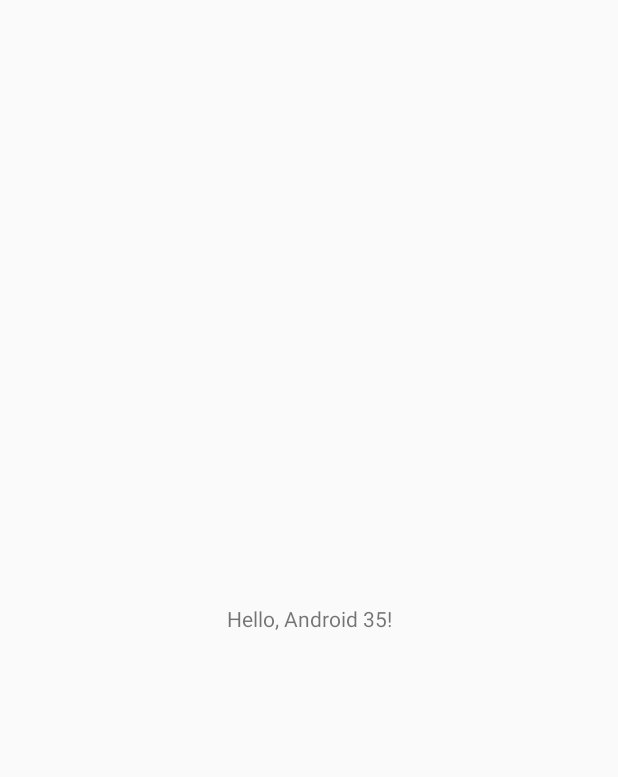
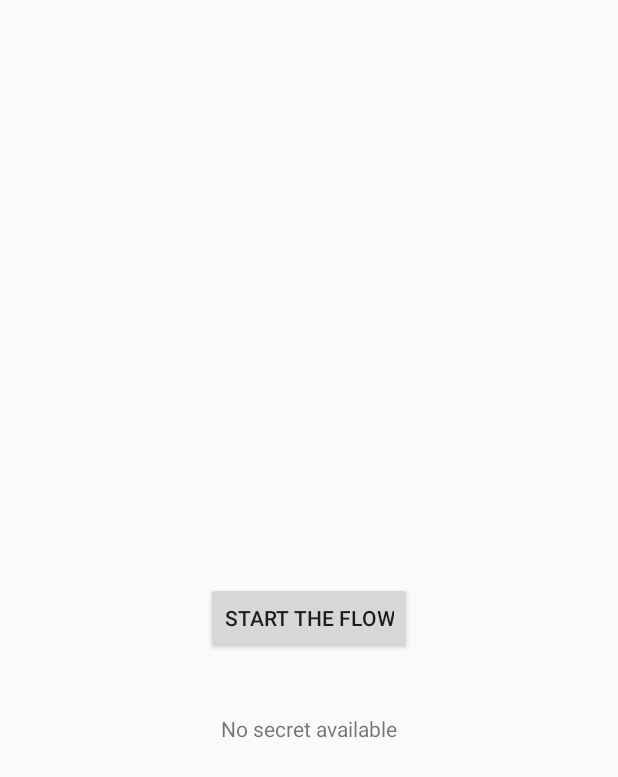
Before and after one commit to ballerine-io/ballerine-kmp-example, an Android app: the screen it shows after launch (MainActivity), on a phone screen of 412 x 824 dp. Before the commit the part shown is almost empty. Shown: the top 777 px of the screen. Run offline under Robolectric (Android 15) with nearby library versions, the phone set to English and light mode, and no system bars.

Commit message:
kmp sample android integration

```diff
--- a/androidApp/build.gradle.kts
+++ b/androidApp/build.gradle.kts
@@ -24,4 +24,5 @@ dependencies {
     implementation("com.google.android.material:material:1.4.0")
     implementation("androidx.appcompat:appcompat:1.3.1")
     implementation("androidx.constraintlayout:constraintlayout:2.1.0")
+    implementation("com.github.dhaval2404:imagepicker:2.1")
 }
--- a/androidApp/src/main/AndroidManifest.xml
+++ b/androidApp/src/main/AndroidManifest.xml
@@ -1,6 +1,7 @@
 <?xml version="1.0" encoding="utf-8"?>
 <manifest xmlns:android="http://schemas.android.com/apk/res/android"
     package="io.ballerine.kmp.example.android">
+    <uses-permission android:name="android.permission.INTERNET" />
 
     <application
         android:allowBackup="false"
@@ -14,5 +15,10 @@
                 <category android:name="android.intent.category.LAUNCHER" />
             </intent-filter>
         </activity>
+
+        <activity
+          android:name=".BallerineKYCFlow"
+          android:exported="false">
+        </activity>
     </application>
 </manifest>
--- a/androidApp/src/main/java/io/ballerine/kmp/example/android/MainActivity.kt
+++ b/androidApp/src/main/java/io/ballerine/kmp/example/android/MainActivity.kt
@@ -1,20 +1,40 @@
 package io.ballerine.kmp.example.android
 
+import android.app.Activity
+import android.content.Intent
 import androidx.appcompat.app.AppCompatActivity
 import android.os.Bundle
-import io.ballerine.kmp.example.Greeting
+import android.widget.Button
 import android.widget.TextView
-
-fun greet(): String {
-    return Greeting().greeting()
-}
+import androidx.activity.result.contract.ActivityResultContracts
+import io.ballerine.kmp.example.BallerineStorage
 
 class MainActivity : AppCompatActivity() {
     override fun onCreate(savedInstanceState: Bundle?) {
         super.onCreate(savedInstanceState)
         setContentView(R.layout.activity_main)
+        val button = findViewById<Button>(R.id.button)
+        setText()
+        button.setOnClickListener {
+            startUserRegistrationFlow()
+        }
+    }
 
-        val tv: TextView = findViewById(R.id.text_view)
-        tv.text = greet()
+    private fun setText() {
+        val textResult = findViewById<TextView>(R.id.textResult)
+        textResult.text = BallerineStorage.previouslyStoredKey() ?: "No secret available"
     }
+
+    var resultLauncher = registerForActivityResult(ActivityResultContracts.StartActivityForResult()) { result ->
+        if (result.resultCode == Activity.RESULT_OK) {
+            setText()
+        }
+    }
+
+    private fun startUserRegistrationFlow(){
+        val intent = Intent(this@MainActivity, BallerineKYCFlow::class.java)
+        resultLauncher.launch(intent)
+    }
+
+
 }
--- a/androidApp/src/main/res/layout/activity_main.xml
+++ b/androidApp/src/main/res/layout/activity_main.xml
@@ -6,14 +6,24 @@
     android:layout_width="match_parent"
     android:layout_height="match_parent">
 
+    <Button
+      android:id="@+id/button"
+      android:layout_width="wrap_content"
+      android:layout_height="wrap_content"
+      android:text="Start the flow"
+      app:layout_constraintBottom_toBottomOf="parent"
+      app:layout_constraintEnd_toEndOf="parent"
+      app:layout_constraintStart_toStartOf="parent"
+      app:layout_constraintTop_toTopOf="parent" />
+
     <TextView
-        android:id="@+id/text_view"
-        android:layout_width="wrap_content"
-        android:layout_height="wrap_content"
-        app:layout_constraintBottom_toBottomOf="parent"
-        app:layout_constraintLeft_toLeftOf="parent"
-        app:layout_constraintRight_toRightOf="parent"
-        app:layout_constraintTop_toTopOf="parent"
-        tools:text="Hello World!" />
+      android:id="@+id/textResult"
+      android:layout_marginTop="40dp"
+      android:layout_width="wrap_content"
+      android:layout_height="wrap_content"
+      tools:text="TextView"
+      app:layout_constraintEnd_toEndOf="parent"
+      app:layout_constraintStart_toStartOf="parent"
+      app:layout_constraintTop_toBottomOf="@+id/button" />
 
 </androidx.constraintlayout.widget.ConstraintLayout>
--- a/build.gradle.kts
+++ b/build.gradle.kts
@@ -14,6 +14,7 @@ allprojects {
     repositories {
         google()
         mavenCentral()
+        maven("https://jitpack.io")
     }
 }
 
--- /dev/null
+++ b/shared/src/commonMain/kotlin/io/ballerine/kmp/example/BallerineStorage.kt
@@ -0,0 +1,19 @@
+package io.ballerine.kmp.example
+
+import kotlin.native.concurrent.ThreadLocal
+
+
+@ThreadLocal
+object BallerineStorage {
+
+    private var secretKey: String? = null
+
+    fun previouslyStoredKey(): String? {
+        return secretKey
+    }
+
+    fun saveSecret(secret: String){
+        this.secretKey = secret
+    }
+
+}
```
Also changed, not shown: androidApp/src/main/java/io/ballerine/kmp/example/android/BallerineKYCFlow.kt (added, +100 -0 lines), androidApp/src/main/res/layout/activity_user_registration_flow.xml (added, +14 -0 lines), 1 other file.
